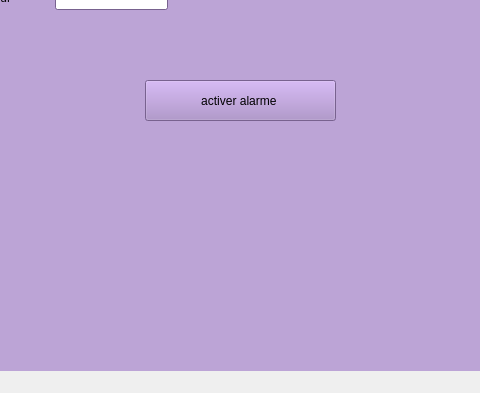
Old version of the form mainwindow.ui in the repository mensia/projectCPP_2A; both pictures show x 177 to 657 and y 226 to 619 of the 839 by 619 pixel window.
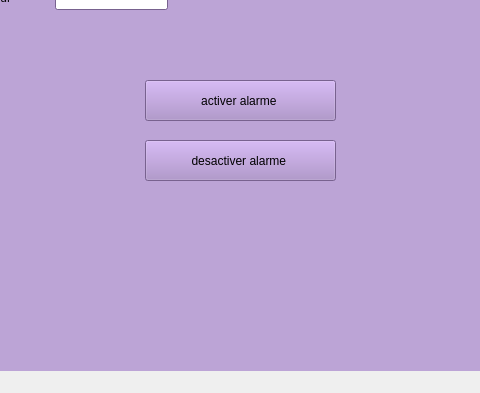
New version of the form. The open tabs and pages were chosen to show the change.

The edit to the form file:
```diff
--- a/mainwindow.ui
+++ b/mainwindow.ui
@@ -2254,6 +2254,19 @@
        <string>activer alarme </string>
       </property>
      </widget>
+     <widget class="QPushButton" name="pushButton_DesactiveAlarme">
+      <property name="geometry">
+       <rect>
+        <x>310</x>
+        <y>330</y>
+        <width>191</width>
+        <height>41</height>
+       </rect>
+      </property>
+      <property name="text">
+       <string>desactiver alarme </string>
+      </property>
+     </widget>
     </widget>
    </widget>
   </widget>
```
Left out of the diff: 4 changed lines with no effect on the pictures.
